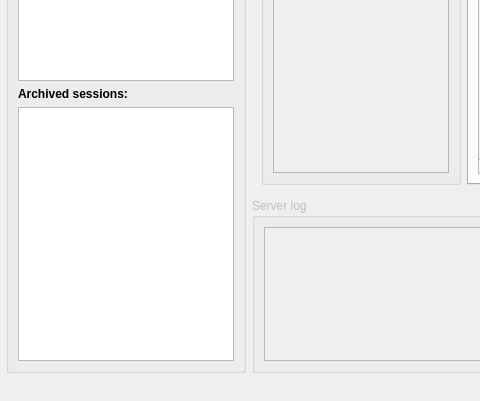
Before: the Qt Designer form iTestServer/main_window_v2.ui in michal-tomlein/itest, drawn with Qt 5; both pictures show x 0 to 480 and y 284 to 685 of the 860 by 685 pixel window.
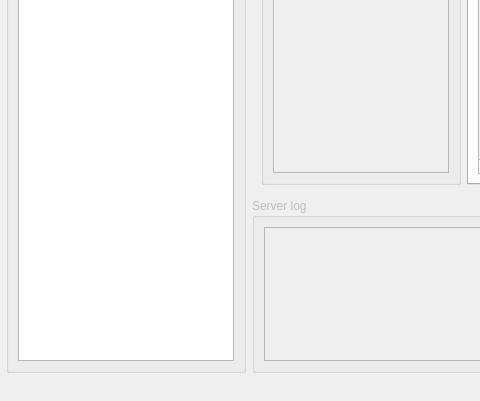
After: the same form once the commit is applied. The open tabs and pages were chosen to show the change. Icons and pictures are not drawn. Custom widgets are drawn as their Qt base class.

Commit message: Remove the session archive

Diff of the .ui file:
```diff
--- a/iTestServer/main_window_v2.ui
+++ b/iTestServer/main_window_v2.ui
@@ -2467,20 +2467,6 @@
                </property>
               </widget>
              </item>
-             <item>
-              <widget class="QLabel" name="label_archived_sessions">
-               <property name="text">
-                <string>&lt;b&gt;Archived sessions:&lt;/b&gt;</string>
-               </property>
-              </widget>
-             </item>
-             <item>
-              <widget class="MTListWidget" name="SVLASListWidget">
-               <property name="statusTip">
-                <string>Double click a session to view</string>
-               </property>
-              </widget>
-             </item>
             </layout>
            </widget>
           </item>
```
Left out of the diff: 99 changed lines with no effect on the pictures. The commit also changes 16 other files.
